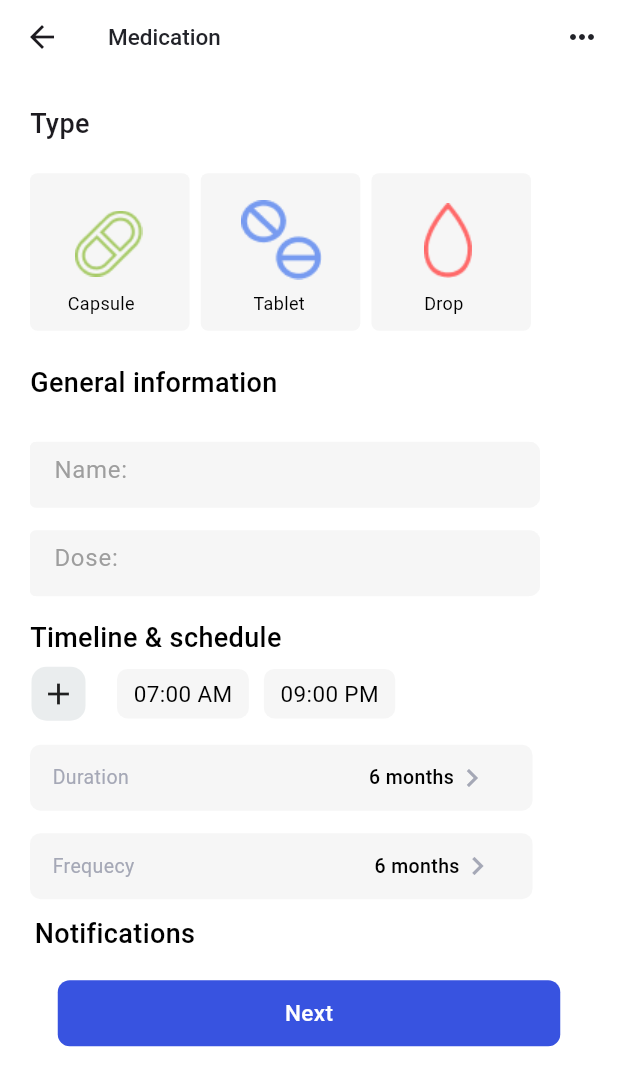
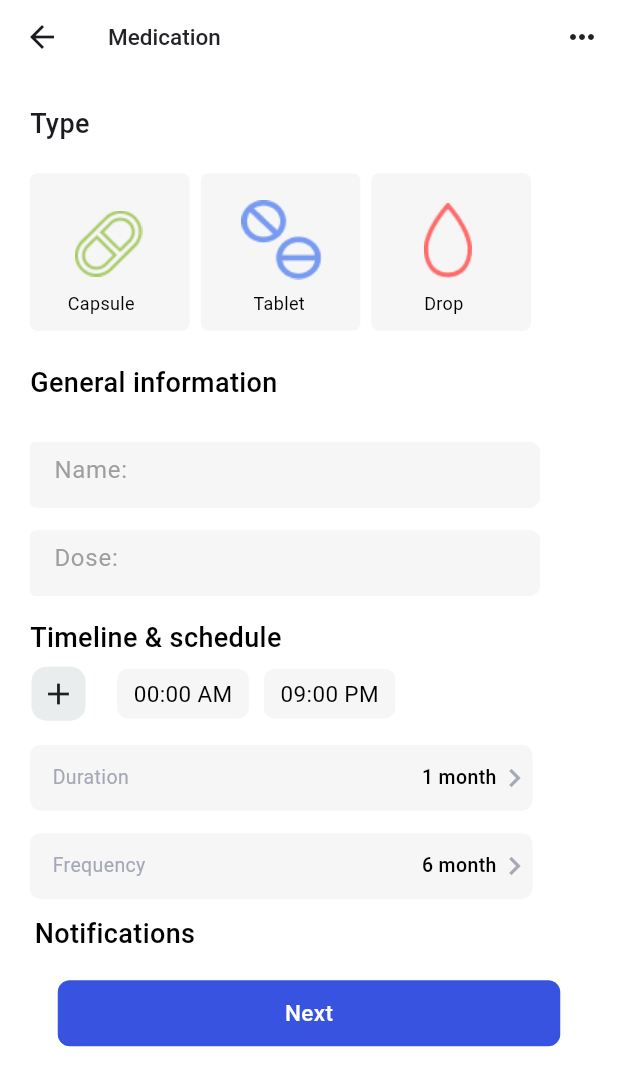
Before and after one commit to free-man11/Flutter-Projects, a Flutter app: the AddMedication screen opened by its route, on a phone screen of 412 x 824 dp. Shown: the top 1086 px of the screen. Run offline on Flutter 3.47's test engine with Material 3 defaults, Android fonts, the phone set to English and light mode, and no system bars; our stand-ins replace animated_splash_screen, cached_network_image, flutter_staggered_animations, flutter_tabler_icons, google_fonts, google_nav_bar and 4 more; Roboto replaces fonts that are missing (Poppins).

Commit message:
new commits

```diff
--- a/mediloop/lib/pages/add_medication.dart
+++ b/mediloop/lib/pages/add_medication.dart
@@ -2,6 +2,7 @@
 
 import 'package:flutter/cupertino.dart';
 import 'package:flutter/material.dart';
+import 'package:mediloop/widgets/add_Medication_Date_Picker.dart';
 import 'package:mediloop/widgets/drugdetails_Schedule_Card.dart';
 
 class AddMedication extends StatefulWidget {
@@ -14,7 +15,7 @@ class AddMedication extends StatefulWidget {
 
 class _AddMedicationState extends State<AddMedication> {
 // State Variables
-  String _selectedTime = "07:00 AM"; // Default selected time 1
+  String _selectedTime = "00:00 AM"; // Default selected time 1
   String _selectedTime2 = "09:00 PM"; // Default selected time 2
   String? _medicationTime; // For the single dynamic ScheduleCard
 
@@ -430,108 +431,28 @@ class _AddMedicationState extends State<AddMedication> {
               SizedBox(
                 height: 10,
               ),
-              Padding(
-                padding: EdgeInsets.only(left: 20),
-                child: Container(
-                  width: 335,
-                  height: 44,
-                  clipBehavior: Clip.antiAlias,
-                  decoration: ShapeDecoration(
-                    color: Color(0xFFF6F6F6),
-                    shape: RoundedRectangleBorder(
-                        borderRadius: BorderRadius.circular(7)),
-                  ),
-                  child: Padding(
-                    padding: EdgeInsets.only(
-                      left: 15,
-                    ),
-                    child: Row(
-                      children: [
-                        Text(
-                          'Duration',
-                          style: TextStyle(
-                            color: Color(0xFFA5A8B6),
-                            fontSize: 13,
-                            fontFamily: 'Poppins',
-                            fontWeight: FontWeight.w400,
-                            height: 0,
-                          ),
-                        ),
-                        Padding(
-                          padding: EdgeInsets.only(left: 160),
-                          child: Text(
-                            '6 months',
-                            style: TextStyle(
-                              color: Colors.black,
-                              fontSize: 13,
-                              fontFamily: 'Poppins',
-                              fontWeight: FontWeight.w500,
-                              height: 0,
-                            ),
-                          ),
-                        ),
-                        Padding(
-                          padding: EdgeInsets.only(),
-                          child: Icon(Icons.keyboard_arrow_right,
-                              color: Color(0xFFA5A8B6)),
-                        ),
-                      ],
-                    ),
-                  ),
-                ),
+              AddMedicationDatePicker(
+                selectedDuration: '1 month',
+                onDurationSelected: (String newDuration) {
+                  setState(() {
+                    var selectedDuration =
+                        newDuration; // Update the value on selection
+                  });
+                },
+                text_Duration: 'Duration',
               ),
               SizedBox(
                 height: 15,
               ),
-              Padding(
-                padding: EdgeInsets.only(left: 20),
-                child: Container(
-                  width: 335,
-                  height: 44,
-                  clipBehavior: Clip.antiAlias,
-                  decoration: ShapeDecoration(
-                    color: Color(0xFFF6F6F6),
-                    shape: RoundedRectangleBorder(
-                        borderRadius: BorderRadius.circular(7)),
-                  ),
-                  child: Padding(
-                    padding: EdgeInsets.only(
-                      left: 15,
-                    ),
-                    child: Row(
-                      children: [
-                        Text(
-                          'Frequecy',
-                          style: TextStyle(
-                            color: Color(0xFFA5A8B6),
-                            fontSize: 13,
-                            fontFamily: 'Poppins',
-                            fontWeight: FontWeight.w400,
-                            height: 0,
-                          ),
-                        ),
-                        Padding(
-                          padding: EdgeInsets.only(left: 160),
-                          child: Text(
-                            '6 months',
-                            style: TextStyle(
-                              color: Colors.black,
-                              fontSize: 13,
-                              fontFamily: 'Poppins',
-                              fontWeight: FontWeight.w500,
-                              height: 0,
-                            ),
-                          ),
-                        ),
-                        Padding(
-                          padding: EdgeInsets.only(),
-                          child: Icon(Icons.keyboard_arrow_right,
-                              color: Color(0xFFA5A8B6)),
-                        ),
-                      ],
-                    ),
-                  ),
-                ),
+              AddMedicationDatePicker(
+                selectedDuration: '6 month',
+                onDurationSelected: (String newDuration) {
+                  setState(() {
+                    var selectedDuration =
+                        newDuration; // Update the value on selection
+                  });
+                },
+                text_Duration: 'Frequency',
               ),
               SizedBox(
                 height: 12,
--- a/mediloop/lib/pages/home.dart
+++ b/mediloop/lib/pages/home.dart
@@ -59,7 +59,7 @@ class _HomeState extends State<Home> {
                 ],
               ),
               SizedBox(height: spacing * 2),
-              Headers(date: 'January 3', title: "Today's Reminder"),
+              Headers(date: 'January 4', title: "Today's Reminder"),
               SizedBox(height: spacing * 2),
               Row(
                 mainAxisAlignment: MainAxisAlignment.spaceBetween,
--- /dev/null
+++ b/mediloop/lib/widgets/add_Medication_Date_Picker.dart
@@ -0,0 +1,132 @@
+// ignore_for_file: use_key_in_widget_constructors, library_private_types_in_public_api
+
+import 'package:flutter/cupertino.dart';
+import 'package:flutter/material.dart';
+
+class MedicationScreen extends StatefulWidget {
+  @override
+  _MedicationScreenState createState() => _MedicationScreenState();
+}
+
+class _MedicationScreenState extends State<MedicationScreen> {
+  String selectedDuration = '1 month'; // Initial value
+
+  @override
+  Widget build(BuildContext context) {
+    return Scaffold(
+      appBar: AppBar(title: Text('Medication Picker')),
+      body: Center(
+        child: AddMedicationDatePicker(
+          selectedDuration: selectedDuration, // Pass the dynamic value
+          onDurationSelected: (String newDuration) {
+            setState(() {
+              selectedDuration = newDuration; // Update the selected duration
+            });
+          },
+          text_Duration: 'Duration',
+        ),
+      ),
+    );
+  }
+}
+
+class AddMedicationDatePicker extends StatelessWidget {
+  final String text_Duration;
+  final String selectedDuration;
+  final ValueChanged<String> onDurationSelected;
+
+  const AddMedicationDatePicker({
+    super.key,
+    required this.selectedDuration,
+    required this.onDurationSelected,
+    required this.text_Duration,
+  });
+
+  @override
+  Widget build(BuildContext context) {
+    return Padding(
+      padding: EdgeInsets.only(left: 20),
+      child: GestureDetector(
+        onTap: () async {
+          final String? result = await showCupertinoModalPopup<String>(
+            context: context,
+            builder: (BuildContext context) {
+              return CupertinoActionSheet(
+                title: Text('Select Duration'),
+                actions: [
+                  CupertinoActionSheetAction(
+                    child: Text('1 month'),
+                    onPressed: () => Navigator.pop(context, '1 month'),
+                  ),
+                  CupertinoActionSheetAction(
+                    child: Text('2 months'),
+                    onPressed: () => Navigator.pop(context, '2 months'),
+                  ),
+                  CupertinoActionSheetAction(
+                    child: Text('3 months'),
+                    onPressed: () => Navigator.pop(context, '3 months'),
+                  ),
+                  CupertinoActionSheetAction(
+                    child: Text('4 months'),
+                    onPressed: () => Navigator.pop(context, '4 months'),
+                  ),
+                  CupertinoActionSheetAction(
+                    child: Text('5 months'),
+                    onPressed: () => Navigator.pop(context, '5 months'),
+                  ),
+                ],
+                cancelButton: CupertinoActionSheetAction(
+                  isDefaultAction: true,
+                  onPressed: () => Navigator.pop(context),
+                  child: Text('Cancel'),
+                ),
+              );
+            },
+          );
+          if (result != null) {
+            onDurationSelected(result); // Update the value in parent
+          }
+        },
+        child: Container(
+          width: 335,
+          height: 44,
+          clipBehavior: Clip.antiAlias,
+          decoration: ShapeDecoration(
+            color: Color(0xFFF6F6F6),
+            shape:
+                RoundedRectangleBorder(borderRadius: BorderRadius.circular(7)),
+          ),
+          child: Padding(
+            padding: EdgeInsets.only(left: 15),
+            child: Row(
+              children: [
+                Text(
+                  text_Duration,
+                  style: TextStyle(
+                    color: Color(0xFFA5A8B6),
+                    fontSize: 13,
+                    fontFamily: 'Poppins',
+                    fontWeight: FontWeight.w400,
+                    height: 1.5,
+                  ),
+                ),
+                Spacer(),
+                Text(
+                  selectedDuration, // Dynamically display the selected duration
+                  style: TextStyle(
+                    color: Colors.black,
+                    fontSize: 13,
+                    fontFamily: 'Poppins',
+                    fontWeight: FontWeight.w500,
+                    height: 1.5,
+                  ),
+                ),
+                Icon(Icons.keyboard_arrow_right, color: Color(0xFFA5A8B6)),
+              ],
+            ),
+          ),
+        ),
+      ),
+    );
+  }
+}
```
